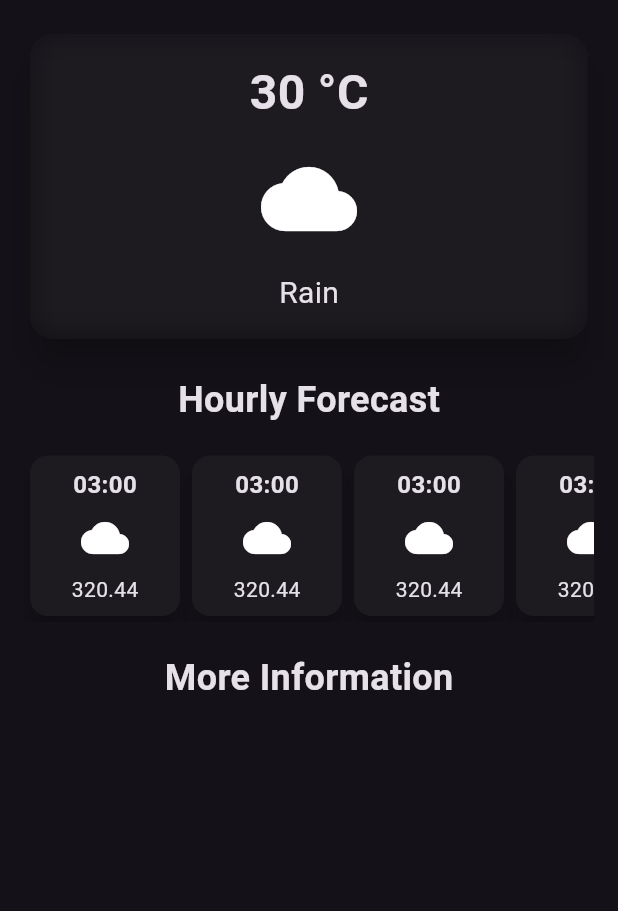
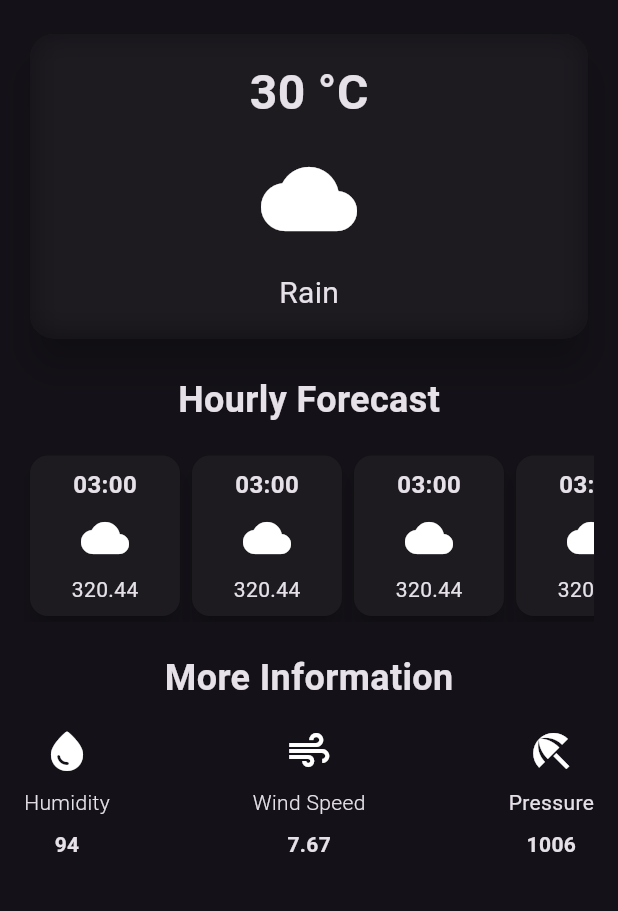
Before and after one commit to SyedWafiHasan/Weathering, a Flutter app: the screen it shows after launch, on a phone screen of 412 x 824 dp, the part 56-967 px from its top. Run offline on Flutter 3.47's test engine with Material 2 defaults, Android fonts, the phone set to English and light mode, and no system bars.

Commit message:
Completed third widget layout, but unoptimized

```diff
--- a/lib/weather_screen.dart
+++ b/lib/weather_screen.dart
@@ -11,17 +11,17 @@ class WeatherScreen extends StatelessWidget {
     return Scaffold(
       appBar: AppBar(
         title: const Text("Weathering"),
-        titleTextStyle:
-            const TextStyle(fontWeight: FontWeight.bold, fontSize: 16),
+        titleTextStyle: const TextStyle(
+          fontWeight: FontWeight.bold,
+          fontSize: 16,
+        ),
         centerTitle: true,
         actions: [
           IconButton(
             onPressed: () {
               //TODO : implement onPressed
             },
-            icon: const Icon(
-              Icons.refresh,
-            ),
+            icon: const Icon(Icons.refresh),
           ),
         ],
       ),
@@ -70,13 +70,8 @@ class WeatherScreen extends StatelessWidget {
               ),
             ),
             const SizedBox(height: 20),
-            const Text(
-              "Hourly Forecast",
-              style: TextStyle(
-                fontSize: 24,
-                fontWeight: FontWeight.bold,
-              ),
-            ),
+            const Text("Hourly Forecast",
+                style: TextStyle(fontSize: 24, fontWeight: FontWeight.bold)),
             const SizedBox(height: 16),
             // weather forecast cards
             const SingleChildScrollView(
@@ -95,11 +90,60 @@ class WeatherScreen extends StatelessWidget {
             // additional information\
             const Text(
               "More Information",
-              style: TextStyle(
-                fontSize: 24,
-                fontWeight: FontWeight.bold,
-              ),
+              style: TextStyle(fontSize: 24, fontWeight: FontWeight.bold),
             ),
+            const SizedBox(height: 16),
+            const Row(
+              mainAxisAlignment: MainAxisAlignment.spaceBetween,
+              children: [
+                Column(
+                  mainAxisAlignment: MainAxisAlignment.spaceEvenly,
+                  children: [
+                    Icon(Icons.water_drop_rounded, size: 32),
+                    SizedBox(height: 8),
+                    Text(
+                      'Humidity',
+                      style: TextStyle(fontWeight: FontWeight.w300),
+                    ),
+                    SizedBox(height: 8),
+                    Text(
+                      '94',
+                      style: TextStyle(fontWeight: FontWeight.bold),
+                    ),
+                  ],
+                ),
+                Column(
+                  children: [
+                    Icon(Icons.air, size: 32),
+                    SizedBox(height: 8),
+                    Text(
+                      'Wind Speed',
+                      style: TextStyle(fontWeight: FontWeight.w300),
+                    ),
+                    SizedBox(height: 8),
+                    Text(
+                      '7.67',
+                      style: TextStyle(fontWeight: FontWeight.bold),
+                    ),
+                  ],
+                ),
+                Column(
+                  children: [
+                    Icon(Icons.beach_access, size: 32),
+                    SizedBox(height: 8),
+                    Text(
+                      'Pressure',
+                      style: TextStyle(fontWeight: FontWeight.w400),
+                    ),
+                    SizedBox(height: 8),
+                    Text(
+                      '1006',
+                      style: TextStyle(fontWeight: FontWeight.bold),
+                    ),
+                  ],
+                )
+              ],
+            )
           ],
         ),
       ),
```
